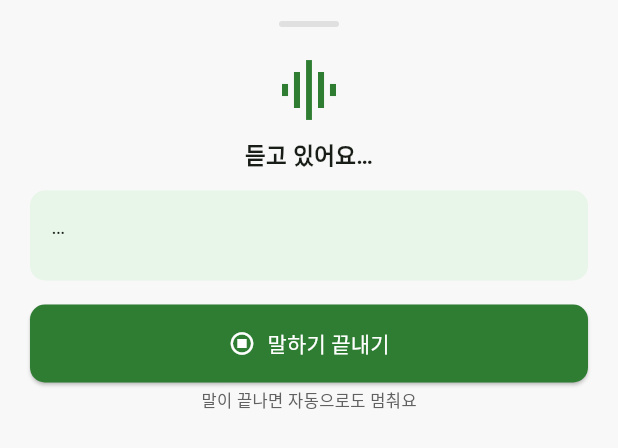
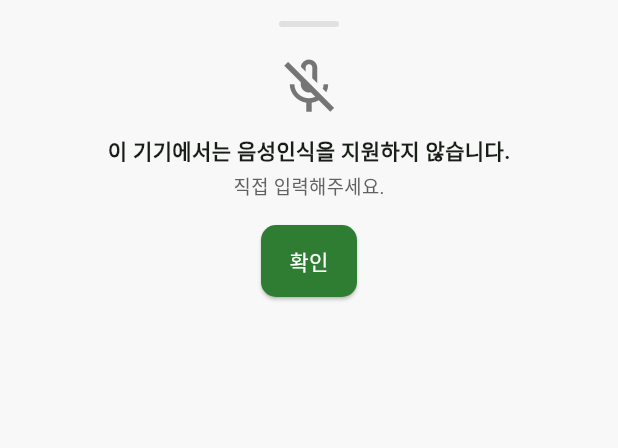
Before and after one commit to coop1004/ginseng-farm-platform, a Flutter app: the _VoiceNoteSheet widget shown alone on an empty page, opened directly with empty values, after a tap on "말하기 시작", on a phone screen of 412 x 824 dp. Shown: the top 448 px of the screen. Run offline on Flutter 3.47's test engine with Material 3 defaults, Android fonts, the phone set to English and light mode, and no system bars; our stand-ins replace fl_chart, flutter_tts, image_picker, permission_handler, shared_preferences, speech_to_text and 1 more; missing offline and left inert: image_gallery_saver_plus; accounts and stored records are empty.

Commit message:
음성입력 한국어 미인식 버그 수정 (localeId 미전달)
실기기 테스트에서 음성 인식이 한국어로 안 되는 걸 확인. 원인 조사 결과, listen()의
localeId를 SpeechListenOptions 안에만 넣고 있었는데, 실제 설치된 speech_to_text
6.6.2(툴체인 호환을 위해 다운그레이드한 버전)의 listen() 구현은 상위 localeId
파라미터를 우선 사용하고 SpeechListenOptions는 보조 채널이라, 목록 조회
(_speech.locales())가 비어있거나 실패하면 _localeId가 null로 남아 기기 기본
로케일(한국어가 아닐 수 있음)로 인식을 시도하는 구조였다.

- listen() 호출 두 곳 모두 localeId를 상위 파라미터로 직접 전달하도록 수정
- 로케일 해석 순서를 "먼저 표준값 'ko_KR'로 채워두고, 기기 목록 조회가 성공하면
  실제 보고되는 정확한 ID로 덮어쓰는" 방식으로 변경 - 목록 조회가 실패/지연돼도
  null로 새지 않고 최소한 표준 한국어 로케일로는 시도한다
- 목록 조회 자체는 성공했는데 한국어가 정말 하나도 없는 극단적인 경우에만
  "이 기기에서는 음성인식을 지원하지 않습니다" 안내 후 키보드 입력으로 전환
- flutter_tts도 setLanguage 호출을 await하지 않던 것을 고쳐, 첫 발화 직전에
  한 번 더 명시적으로 기다리도록 보강

flutter analyze 통과, 디버그 APK 빌드 성공 확인.

Co-Authored-By: Claude Sonnet 5 <noreply@anthropic.com>

```diff
--- a/mobile/lib/widgets/voice_note_sheet.dart
+++ b/mobile/lib/widgets/voice_note_sheet.dart
@@ -68,12 +68,13 @@ class _VoiceNoteSheetState extends State<_VoiceNoteSheet> {
   bool _ttsSpeaking = false;
   Timer? _confirmTimeoutTimer;
   String? _saveError;
+  String _unavailableMessage = '지금은 음성 입력을 쓸 수 없어요.';
 
   @override
   void initState() {
     super.initState();
-    _tts.setLanguage('ko-KR');
-    _tts.awaitSpeakCompletion(true);
+    unawaited(_tts.awaitSpeakCompletion(true));
+    unawaited(_tts.setLanguage('ko-KR'));
   }
 
   @override
@@ -140,12 +141,16 @@ class _VoiceNoteSheetState extends State<_VoiceNoteSheet> {
         if (mounted) setState(() => _stage = _Stage.unavailable);
         return;
       }
-      // 로케일을 하드코딩하지 않고, 기기가 실제로 지원하는 목록에서 한국어를 찾는다.
-      try {
-        final locales = await _speech.locales();
-        final ko = locales.where((l) => l.localeId.toLowerCase().startsWith('ko'));
-        if (ko.isNotEmpty) _localeId = ko.first.localeId;
-      } catch (_) {}
+      final hasKorean = await _resolveKoreanLocale();
+      if (!hasKorean) {
+        if (mounted) {
+          setState(() {
+            _unavailableMessage = '이 기기에서는 음성인식을 지원하지 않습니다.';
+            _stage = _Stage.unavailable;
+          });
+        }
+        return;
+      }
     }
 
     if (!mounted) return;
@@ -157,14 +162,38 @@ class _VoiceNoteSheetState extends State<_VoiceNoteSheet> {
         setState(() => _recognizedText = result.recognizedWords);
         if (result.finalResult) _onRecordingFinished();
       },
+      localeId: _localeId,
       listenOptions: stt.SpeechListenOptions(
         cancelOnError: true,
         partialResults: true,
         listenFor: const Duration(seconds: 30),
         pauseFor: const Duration(seconds: 3),
-        localeId: _localeId,
       ),
     );
+  }
+
+  /// 기기가 지원하는 로케일 목록에서 한국어 항목을 찾아 [_localeId]를 정확한 형식으로
+  /// 맞춘다. 이전 코드는 이 값을 SpeechListenOptions 안에만 넣었는데, 실제로는 그 값이
+  /// 사용되기 전에 목록 조회 자체가 비어 있거나 실패하면 _localeId가 null로 남아
+  /// listen()이 기기 기본 로케일(한국어가 아닐 수 있음)로 인식을 시도하는 게 원인이었다.
+  /// 그래서 먼저 표준값('ko_KR')으로 채워두고, 목록 조회가 성공하면 기기가 실제로
+  /// 보고하는 정확한 ID로 덮어쓴다 - 목록 조회 자체는 됐는데 한국어가 정말 하나도 없는
+  /// 경우에만 false를 반환해 음성인식 자체를 접게 한다.
+  Future<bool> _resolveKoreanLocale() async {
+    _localeId = 'ko_KR';
+    try {
+      final locales = await _speech.locales();
+      if (locales.isEmpty) return true; // 목록 조회가 사실상 실패 - 표준값으로 시도
+      final ko = locales.where((l) {
+        final id = l.localeId.toLowerCase();
+        return id == 'ko' || id.startsWith('ko_') || id.startsWith('ko-');
+      });
+      if (ko.isEmpty) return false; // 목록은 왔는데 한국어가 정말 없음
+      _localeId = ko.first.localeId;
+      return true;
+    } catch (_) {
+      return true; // 목록 조회 자체가 예외 - 표준값('ko_KR')으로 시도
+    }
   }
 
   void _handleRecordingError(SpeechRecognitionError error) {
@@ -195,6 +224,9 @@ class _VoiceNoteSheetState extends State<_VoiceNoteSheet> {
       _stage = _Stage.review;
       _ttsSpeaking = true;
     });
+    // initState의 setLanguage는 await 없이 던져놓은 호출이라, 이 시점까진 충분한 시간이
+    // 지났겠지만 확실히 하기 위해 첫 발화 직전에 한 번 더(idempotent) 확인해서 기다린다.
+    await _tts.setLanguage('ko-KR');
     await _tts.speak('이렇게 입력하셨어요: $_recognizedText. 저장할까요?');
     if (!mounted) return;
     setState(() => _ttsSpeaking = false);
@@ -215,12 +247,12 @@ class _VoiceNoteSheetState extends State<_VoiceNoteSheet> {
         if (!result.finalResult) return;
         _handleConfirmationSpeech(result.recognizedWords);
       },
+      localeId: _localeId,
       listenOptions: stt.SpeechListenOptions(
         cancelOnError: true,
         partialResults: false,
         listenFor: const Duration(seconds: 10),
         pauseFor: const Duration(seconds: 3),
-        localeId: _localeId,
       ),
     );
   }
@@ -327,7 +359,7 @@ class _VoiceNoteSheetState extends State<_VoiceNoteSheet> {
       case _Stage.saveFailed:
         return _SaveFailedPanel(message: _saveError ?? '저장에 실패했어요.', onRetry: _confirmAndSave, onClose: _close);
       case _Stage.unavailable:
-        return _UnavailablePanel(onClose: _close);
+        return _UnavailablePanel(message: _unavailableMessage, onClose: _close);
     }
   }
 }
@@ -552,8 +584,9 @@ class _SaveFailedPanel extends StatelessWidget {
 }
 
 class _UnavailablePanel extends StatelessWidget {
+  final String message;
   final VoidCallback onClose;
-  const _UnavailablePanel({required this.onClose});
+  const _UnavailablePanel({required this.message, required this.onClose});
 
   @override
   Widget build(BuildContext context) {
@@ -562,7 +595,7 @@ class _UnavailablePanel extends StatelessWidget {
       children: [
         Icon(Icons.mic_off_outlined, size: 44, color: Colors.grey.shade600),
         const SizedBox(height: 10),
-        const Text('지금은 음성 입력을 쓸 수 없어요.', style: TextStyle(fontSize: 14, fontWeight: FontWeight.w700)),
+        Text(message, style: const TextStyle(fontSize: 14, fontWeight: FontWeight.w700)),
         const SizedBox(height: 4),
         const Text('직접 입력해주세요.', style: TextStyle(fontSize: 12.5, color: AppColors.textSecondary)),
         const SizedBox(height: 16),
```
